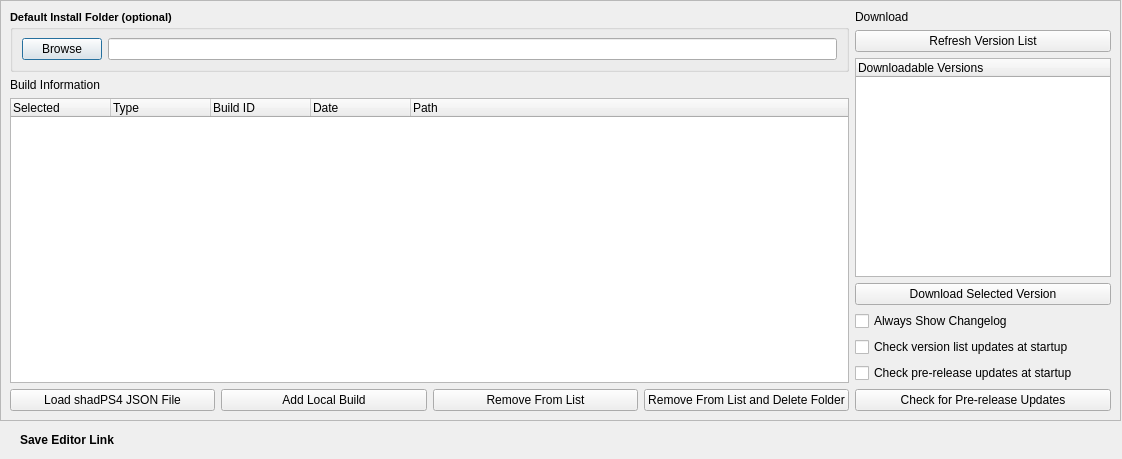
Before: the Qt Designer form modules/version_dialog.ui in rainmakerv3/BB_Launcher, drawn with Qt 5.
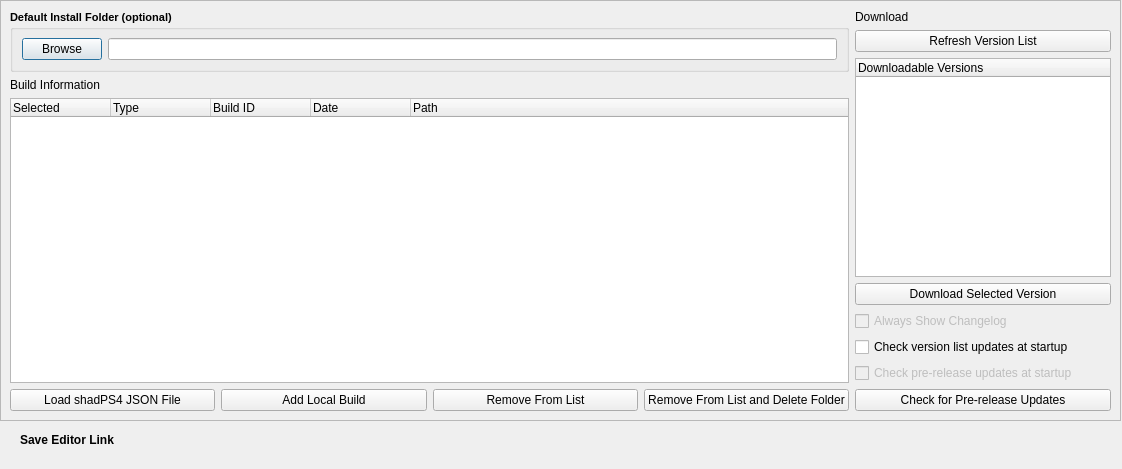
After: the same form once the commit is applied. Icons and pictures are not drawn.

Commit message: Revert if 15.1 branch not merged - disable pre-releases and newer versions in version manager

The edit to the form file:
```diff
--- a/modules/version_dialog.ui
+++ b/modules/version_dialog.ui
@@ -7,7 +7,7 @@
     <x>0</x>
     <y>0</y>
     <width>1122</width>
-    <height>459</height>
+    <height>469</height>
    </rect>
   </property>
   <property name="windowTitle">
@@ -264,6 +264,9 @@
            </property>
            <item>
             <widget class="QCheckBox" name="showChangelogCheckBox">
+             <property name="enabled">
+              <bool>false</bool>
+             </property>
              <property name="text">
               <string>Always Show Changelog</string>
              </property>
@@ -278,6 +281,9 @@
            </item>
            <item>
             <widget class="QCheckBox" name="checkOnStartupCheckBox">
+             <property name="enabled">
+              <bool>false</bool>
+             </property>
              <property name="text">
               <string>Check pre-release updates at startup</string>
              </property>
```
Left out of the diff: 3 changed lines with no effect on the pictures. The commit also changes 3 other files.
